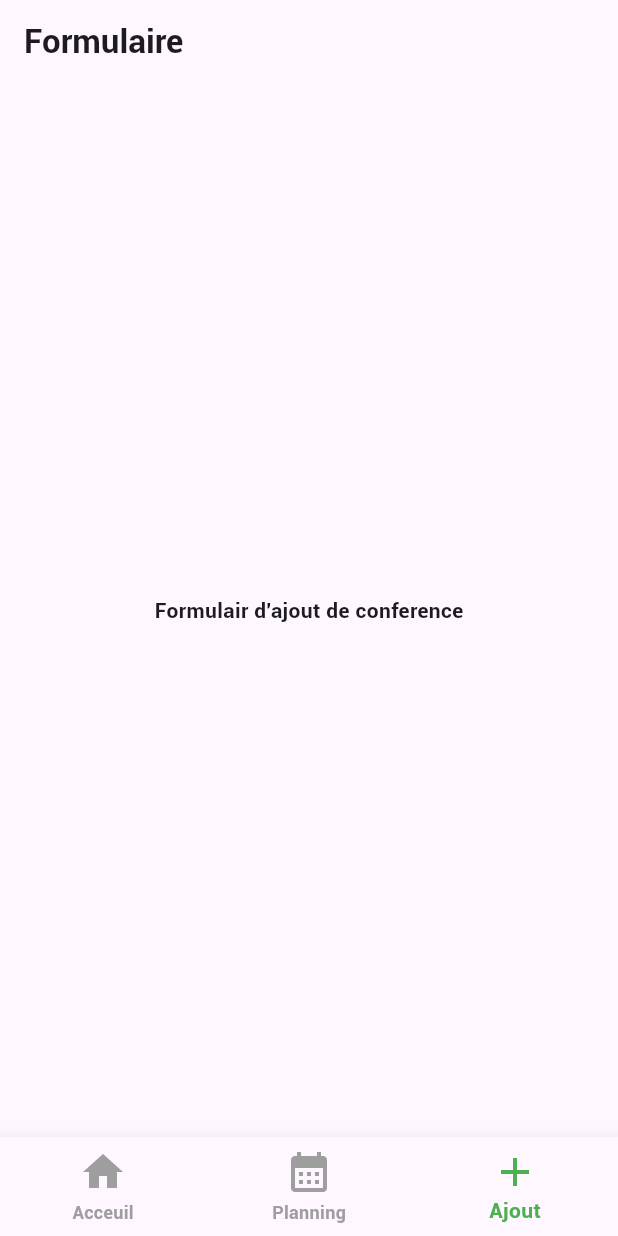
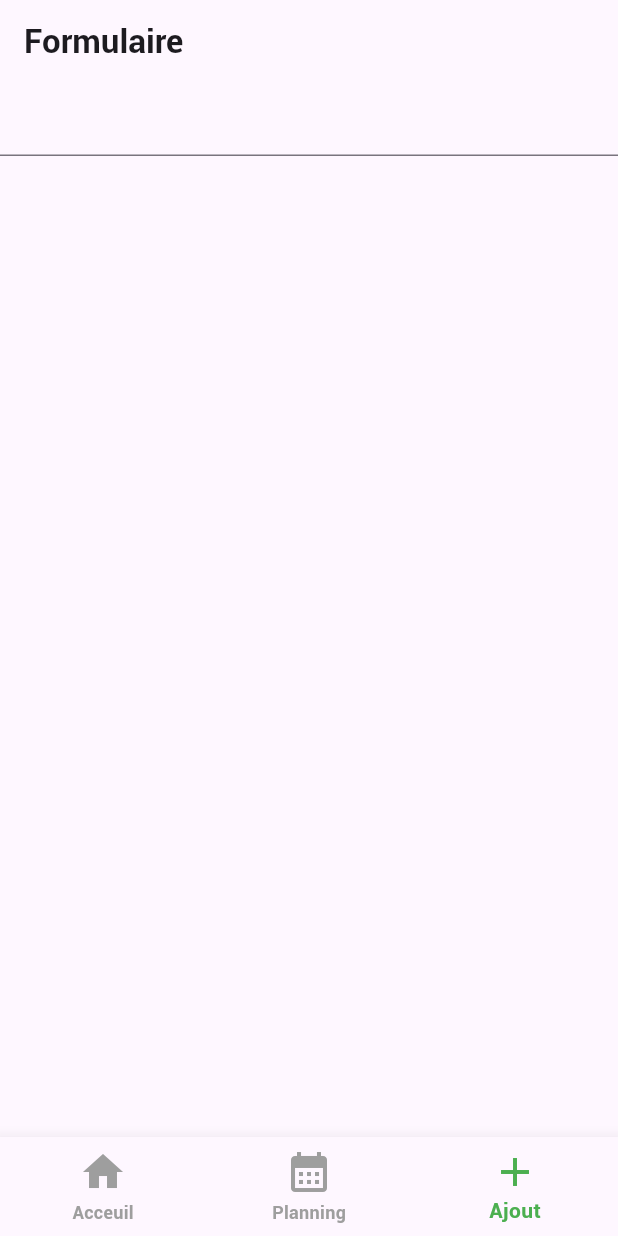
Before and after one commit to Joshered/SalonDev, a Flutter app: the screen it shows after launch, item 3 of the bottom bar chosen, on a phone screen of 412 x 824 dp. Run offline on Flutter 3.47's test engine with Material 3 defaults, Android fonts, the phone set to English and light mode, and no system bars.

Commit message:
Formulaire : input en flutter

```diff
--- a/lib/pages/add_event_page.dart
+++ b/lib/pages/add_event_page.dart
@@ -1,12 +1,21 @@
 import 'package:flutter/material.dart';
 
-class AddEventPage extends StatelessWidget {
+class AddEventPage extends StatefulWidget {
   const AddEventPage({super.key});
 
   @override
+  State<AddEventPage> createState() => _AddEventPageState();
+}
+
+class _AddEventPageState extends State<AddEventPage> {
+  @override
   Widget build(BuildContext context) {
-    return Center(
-      child: Text("Formulair d'ajout de conference"),
+    return Form(
+        child: Column(
+          children: [
+            TextFormField()
+          ],
+        )
     );
   }
 }
```
